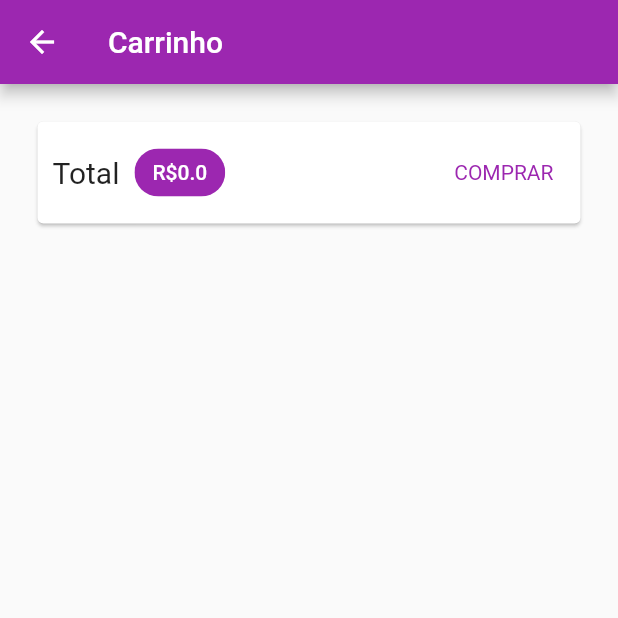
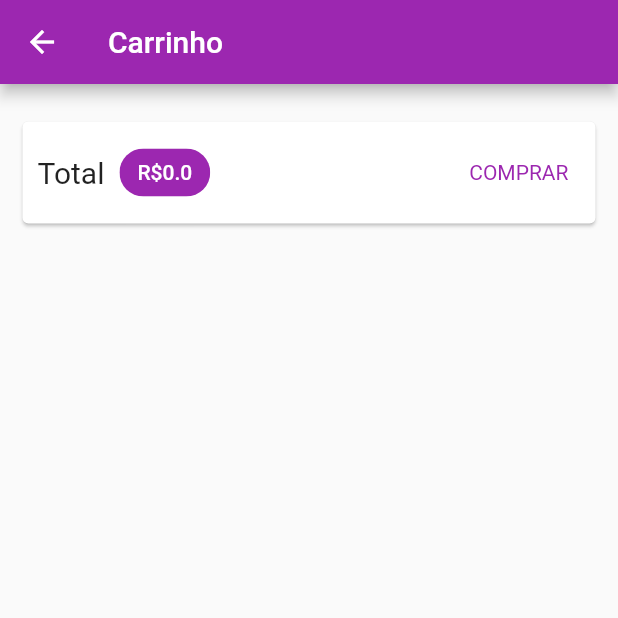
Before and after one commit to jccallves-developer/shop, a Flutter app: the CartPage screen opened by its route, on a phone screen of 412 x 824 dp, the top half of it. Run offline on Flutter 3.47's test engine with Material 2 defaults, Android fonts, the phone set to English and light mode, and no system bars; network calls fail; Roboto replaces fonts that are missing (RobotoCondensed).

Commit message:
#Aula242 - Itens do carrinho

```diff
--- a/lib/pages/cart_page.dart
+++ b/lib/pages/cart_page.dart
@@ -18,7 +18,10 @@ class CartPage extends StatelessWidget {
       body: Column(
         children: [
           Card(
-            margin: const EdgeInsets.all(25),
+            margin: const EdgeInsets.symmetric(
+              horizontal: 15,
+              vertical: 25,
+            ),
             child: Padding(
               padding: const EdgeInsets.all(10),
               child: Row(
@@ -45,7 +48,7 @@ class CartPage extends StatelessWidget {
                     child: Text('COMPRAR'),
                     style: TextButton.styleFrom(
                       textStyle: TextStyle(
-                        color: Theme.of(context).primaryColor,
+                        color: Theme.of(context).colorScheme.primary,
                       ),
                     ),
                     onPressed: () {},
```
Also changed, not shown: lib/components/cart_item.dart (+24 -1 lines).
